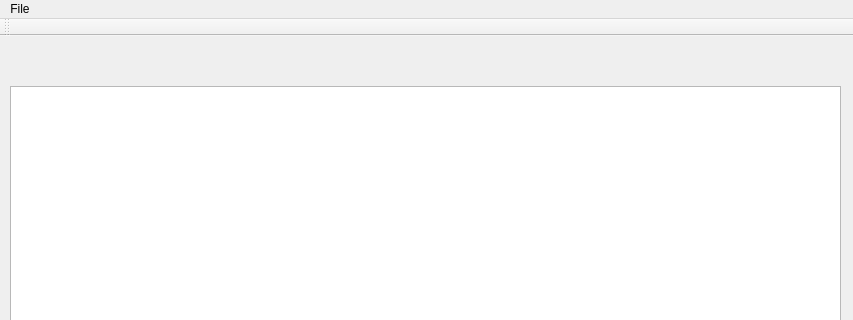
The window that MIPS_Assembler/MIPS_Assembler.ui (HaoPatrick/MIPSAssembler) describes before a commit, drawn with Qt 5; both pictures show x 0 to 853 and y 0 to 320 of the 853 by 653 pixel window.
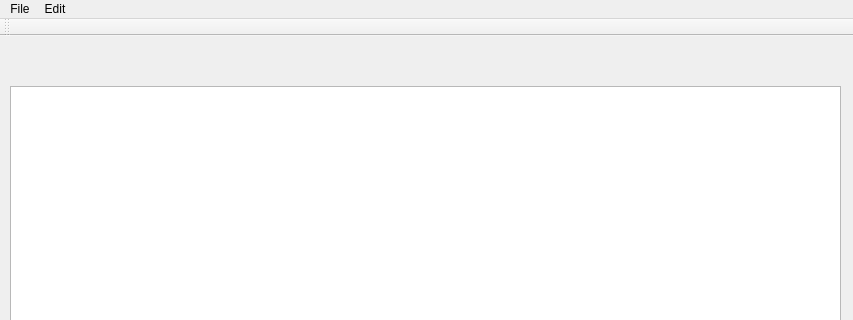
The same window after the commit.

The edit to the form file:
```diff
--- a/MIPS_Assembler/MIPS_Assembler.ui
+++ b/MIPS_Assembler/MIPS_Assembler.ui
@@ -54,7 +54,14 @@
     <addaction name="actionOpen"/>
     <addaction name="actionSave"/>
    </widget>
+   <widget class="QMenu" name="menuEdit">
+    <property name="title">
+     <string>Edit</string>
+    </property>
+    <addaction name="actionTest"/>
+   </widget>
    <addaction name="fileButton_2"/>
+   <addaction name="menuEdit"/>
   </widget>
   <widget class="QToolBar" name="mainToolBar">
    <attribute name="toolBarArea">
```
Left out of the diff: 5 changed lines with no effect on the pictures.
